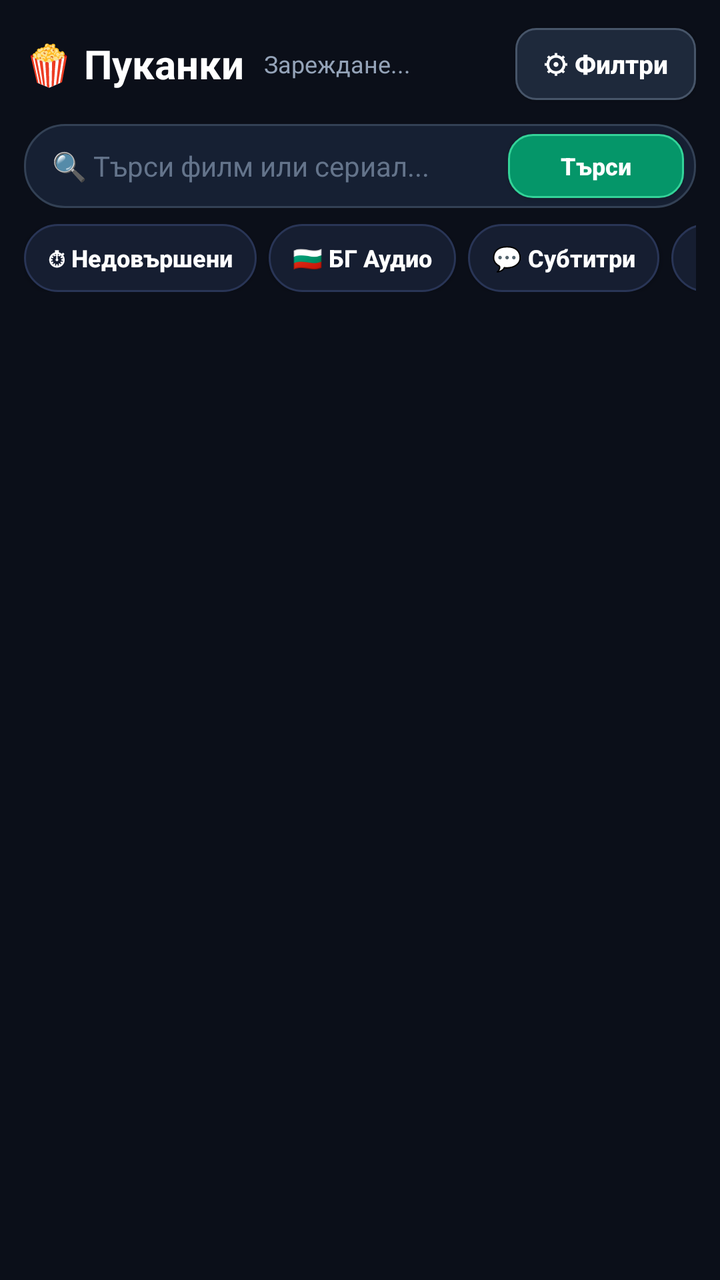
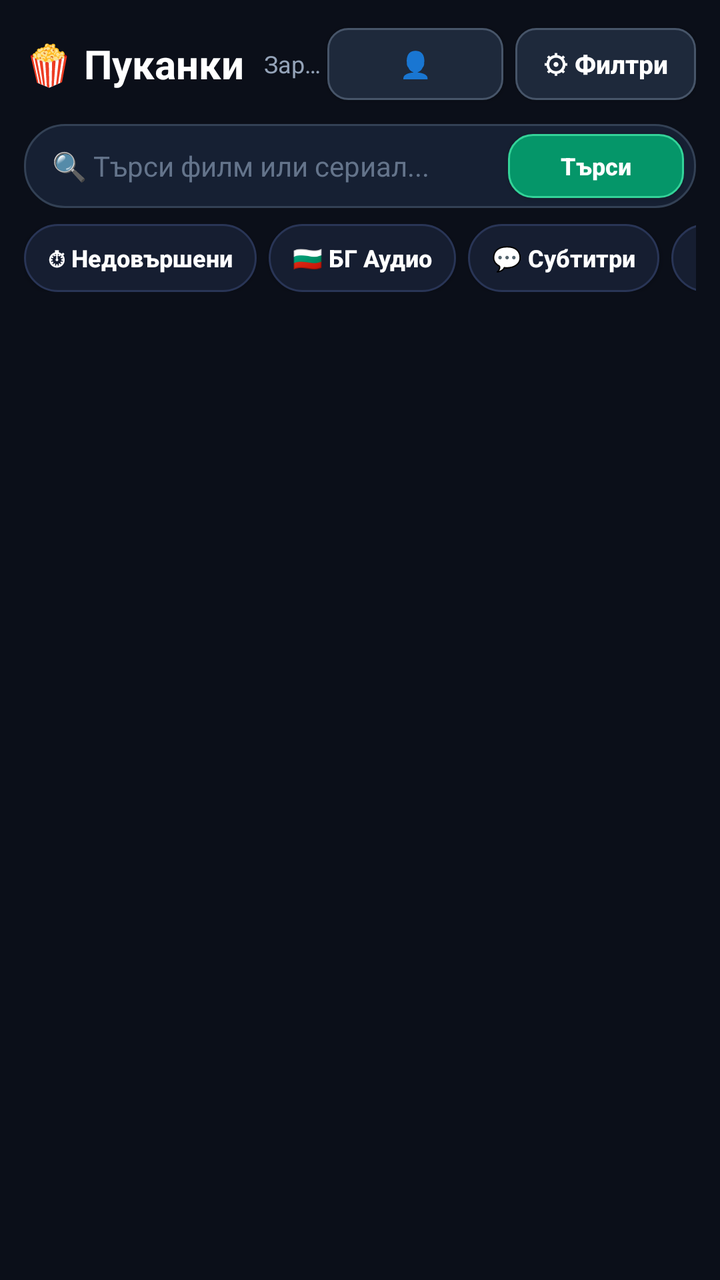

Two renders of the same Android screen: before a commit and after it. Below are the layout's source before the change and the commit's diff.
<!-- AndroidManifest.xml: application theme Theme.PukankiMobile -->
<!-- res/layout/activity_main.xml -->
<?xml version="1.0" encoding="utf-8"?>
<FrameLayout xmlns:android="http://schemas.android.com/apk/res/android"
    android:layout_width="match_parent"
    android:layout_height="match_parent"
    android:background="#0B0F19">

    
    <LinearLayout
        android:id="@+id/browseContainer"
        android:layout_width="match_parent"
        android:layout_height="match_parent"
        android:orientation="vertical"
        android:paddingLeft="12dp"
        android:paddingTop="10dp"
        android:paddingRight="12dp">

        
        <LinearLayout
            android:layout_width="match_parent"
            android:layout_height="44dp"
            android:gravity="center_vertical"
            android:orientation="horizontal">

            <TextView
                android:layout_width="wrap_content"
                android:layout_height="wrap_content"
                android:text="🍿 Пуканки"
                android:textColor="#FFFFFF"
                android:textSize="20sp"
                android:textStyle="bold" />

            <TextView
                android:id="@+id/statusText"
                android:layout_width="0dp"
                android:layout_height="wrap_content"
                android:layout_marginStart="10dp"
                android:layout_weight="1"
                android:ellipsize="end"
                android:maxLines="1"
                android:text="Зареждане..."
                android:textColor="#94A3B8"
                android:textSize="12sp" />

            <Button
                android:id="@+id/openFiltersBtn"
                android:layout_width="wrap_content"
                android:layout_height="36dp"
                android:background="@drawable/bg_btn_secondary"
                android:paddingLeft="14dp"
                android:paddingRight="14dp"
                android:text="⚙ Филтри"
                android:textAllCaps="false"
                android:textColor="#FFFFFF"
                android:textSize="13sp"
                android:textStyle="bold" />
        </LinearLayout>

        
        <LinearLayout
            android:layout_width="match_parent"
            android:layout_height="42dp"
            android:layout_marginTop="8dp"
            android:background="@drawable/bg_search_box"
            android:gravity="center_vertical"
            android:orientation="horizontal"
            android:paddingLeft="14dp"
            android:paddingRight="6dp">

            <EditText
                android:id="@+id/searchInput"
                android:layout_width="0dp"
                android:layout_height="match_parent"
                android:layout_weight="1"
                android:background="@null"
                android:hint="🔍 Търси филм или сериал..."
                android:imeOptions="actionSearch"
                android:inputType="text"
                android:maxLines="1"
                android:textColor="#FFFFFF"
                android:textColorHint="#64748B"
                android:textSize="14sp" />

            <Button
                android:id="@+id/searchClearBtn"
                android:layout_width="34dp"
                android:layout_height="34dp"
                android:background="@android:color/transparent"
                android:text="✕"
                android:textColor="#94A3B8"
                android:textSize="15sp"
                android:visibility="gone" />

            <Button
                android:id="@+id/searchGoBtn"
                android:layout_width="wrap_content"
                android:layout_height="32dp"
                android:background="@drawable/bg_btn_primary"
                android:paddingLeft="12dp"
                android:paddingRight="12dp"
                android:text="Търси"
                android:textAllCaps="false"
                android:textColor="#FFFFFF"
                android:textSize="12sp"
                android:textStyle="bold" />
        </LinearLayout>

        
        <HorizontalScrollView
            android:layout_width="match_parent"
            android:layout_height="wrap_content"
            android:layout_marginTop="8dp"
            android:scrollbars="none">

            <LinearLayout
                android:layout_width="wrap_content"
                android:layout_height="wrap_content"
                android:orientation="horizontal">

                <Button
                    android:id="@+id/tabContinueBtn"
                    android:layout_width="wrap_content"
                    android:layout_height="34dp"
                    android:layout_marginEnd="6dp"
                    android:background="@drawable/bg_tab_selector"
                    android:paddingLeft="12dp"
                    android:paddingRight="12dp"
                    android:text="⏱ Недовършени"
                    android:textAllCaps="false"
                    android:textColor="#FFFFFF"
                    android:textSize="12sp"
                    android:textStyle="bold" />

                <Button
                    android:id="@+id/tabBgBtn"
                    android:layout_width="wrap_content"
                    android:layout_height="34dp"
                    android:layout_marginEnd="6dp"
                    android:background="@drawable/bg_tab_selector"
                    android:paddingLeft="12dp"
                    android:paddingRight="12dp"
                    android:text="🇧🇬 БГ Аудио"
                    android:textAllCaps="false"
                    android:textColor="#FFFFFF"
                    android:textSize="12sp"
                    android:textStyle="bold" />

                <Button
                    android:id="@+id/tabSubBtn"
                    android:layout_width="wrap_content"
                    android:layout_height="34dp"
                    android:layout_marginEnd="6dp"
                    android:background="@drawable/bg_tab_selector"
                    android:paddingLeft="12dp"
                    android:paddingRight="12dp"
                    android:text="💬 Субтитри"
                    android:textAllCaps="false"
                    android:textColor="#FFFFFF"
                    android:textSize="12sp"
                    android:textStyle="bold" />

                <Button
                    android:id="@+id/tabSeriesBtn"
                    android:layout_width="wrap_content"
                    android:layout_height="34dp"
                    android:layout_marginEnd="6dp"
                    android:background="@drawable/bg_tab_selector"
                    android:paddingLeft="12dp"
                    android:paddingRight="12dp"
                    android:text="📺 Сериали"
                    android:textAllCaps="false"
                    android:textColor="#FFFFFF"
                    android:textSize="12sp"
                    android:textStyle="bold" />

                <Button
                    android:id="@+id/tabAllBtn"
                    android:layout_width="wrap_content"
                    android:layout_height="34dp"
                    android:background="@drawable/bg_tab_selector"
                    android:paddingLeft="12dp"
                    android:paddingRight="12dp"
                    android:text="🎬 Всички"
                    android:textAllCaps="false"
                    android:textColor="#FFFFFF"
                    android:textSize="12sp"
                    android:textStyle="bold" />
            </LinearLayout>
        </HorizontalScrollView>

        
        <HorizontalScrollView
            android:id="@+id/activeFiltersScroll"
            android:layout_width="match_parent"
            android:layout_height="wrap_content"
            android:layout_marginTop="6dp"
            android:scrollbars="none"
            android:visibility="gone">

            <LinearLayout
                android:id="@+id/activeFiltersContainer"
                android:layout_width="wrap_content"
                android:layout_height="wrap_content"
                android:gravity="center_vertical"
                android:orientation="horizontal" />
        </HorizontalScrollView>

        
        <FrameLayout
            android:layout_width="match_parent"
            android:layout_height="0dp"
            android:layout_marginTop="6dp"
            android:layout_weight="1">

            <androidx.recyclerview.widget.RecyclerView
                android:id="@+id/moviesRecycler"
                android:layout_width="match_parent"
                android:layout_height="match_parent"
                android:clipToPadding="false"
                android:paddingBottom="24dp" />

            <ProgressBar
                android:id="@+id/mainProgress"
                android:layout_width="44dp"
                android:layout_height="44dp"
                android:layout_gravity="center"
                android:visibility="gone" />

            <TextView
                android:id="@+id/emptyText"
                android:layout_width="wrap_content"
                android:layout_height="wrap_content"
                android:layout_gravity="center"
                android:gravity="center"
                android:padding="24dp"
                android:text="Няма намерени заглавия с тези филтри."
                android:textColor="#94A3B8"
                android:textSize="15sp"
                android:visibility="gone" />
        </FrameLayout>
    </LinearLayout>

    
    <LinearLayout
        android:id="@+id/filtersOverlay"
        android:layout_width="match_parent"
        android:layout_height="match_parent"
        android:background="#F50B0F19"
        android:clickable="true"
        android:focusable="true"
        android:orientation="vertical"
        android:visibility="gone">

        <LinearLayout
            android:layout_width="match_parent"
            android:layout_height="52dp"
            android:background="#141B2D"
            android:gravity="center_vertical"
            android:orientation="horizontal"
            android:paddingLeft="16dp"
            android:paddingRight="12dp">

            <TextView
                android:layout_width="0dp"
                android:layout_height="wrap_content"
                android:layout_weight="1"
                android:text="⚙ Филтри и сортиране"
                android:textColor="#FFFFFF"
                android:textSize="17sp"
                android:textStyle="bold" />

            <Button
                android:id="@+id/filtersCloseBtn"
                android:layout_width="wrap_content"
                android:layout_height="36dp"
                android:background="@android:color/transparent"
                android:text="✕ Затвори"
                android:textAllCaps="false"
                android:textColor="#94A3B8"
                android:textSize="14sp" />
        </LinearLayout>

        <ScrollView
            android:layout_width="match_parent"
            android:layout_height="0dp"
            android:layout_weight="1"
            android:padding="16dp">

            <LinearLayout
                android:layout_width="match_parent"
                android:layout_height="wrap_content"
                android:orientation="vertical">

                
                <TextView
                    android:layout_width="wrap_content"
                    android:layout_height="wrap_content"
                    android:text="Сортиране"
                    android:textColor="#E2E8F0"
                    android:textSize="14sp"
                    android:textStyle="bold" />

                <Spinner
                    android:id="@+id/sortSpinner"
                    android:layout_width="match_parent"
                    android:layout_height="44dp"
                    android:layout_marginTop="6dp"
                    android:background="@drawable/bg_search_box"
                    android:paddingLeft="12dp"
                    android:paddingRight="12dp" />

                
                <TextView
                    android:layout_width="wrap_content"
                    android:layout_height="wrap_content"
                    android:layout_marginTop="16dp"
                    android:text="Жанрове"
                    android:textColor="#E2E8F0"
                    android:textSize="14sp"
                    android:textStyle="bold" />

                <TextView
                    android:layout_width="wrap_content"
                    android:layout_height="wrap_content"
                    android:layout_marginTop="2dp"
                    android:text="1 клик = Включи (зелено) • 2 клика = Изключи (червено) • 3 клика = Изчисти"
                    android:textColor="#94A3B8"
                    android:textSize="11sp" />

                <LinearLayout
                    android:id="@+id/filterGenresWrap"
                    android:layout_width="match_parent"
                    android:layout_height="wrap_content"
                    android:layout_marginTop="8dp"
                    android:orientation="vertical" />

                
                <TextView
                    android:layout_width="wrap_content"
                    android:layout_height="wrap_content"
                    android:layout_marginTop="16dp"
                    android:text="Година на издаване"
                    android:textColor="#E2E8F0"
                    android:textSize="14sp"
                    android:textStyle="bold" />

                <LinearLayout
                    android:layout_width="match_parent"
                    android:layout_height="wrap_content"
                    android:layout_marginTop="6dp"
                    android:orientation="horizontal">

                    <Spinner
                        android:id="@+id/yearFromSpinner"
                        android:layout_width="0dp"
                        android:layout_height="44dp"
                        android:layout_marginEnd="8dp"
                        android:layout_weight="1"
                        android:background="@drawable/bg_search_box"
                        android:paddingLeft="10dp" />

                    <Spinner
                        android:id="@+id/yearToSpinner"
                        android:layout_width="0dp"
                        android:layout_height="44dp"
                        android:layout_weight="1"
                        android:background="@drawable/bg_search_box"
                        android:paddingLeft="10dp" />
                </LinearLayout>

                
                <TextView
                    android:layout_width="wrap_content"
                    android:layout_height="wrap_content"
                    android:layout_marginTop="16dp"
                    android:text="Времетраене"
                    android:textColor="#E2E8F0"
                    android:textSize="14sp"
                    android:textStyle="bold" />

                <Spinner
                    android:id="@+id/durationSpinner"
                    android:layout_width="match_parent"
                    android:layout_height="44dp"
                    android:layout_marginTop="6dp"
                    android:background="@drawable/bg_search_box"
                    android:paddingLeft="12dp" />

                
                <TextView
                    android:layout_width="wrap_content"
                    android:layout_height="wrap_content"
                    android:layout_marginTop="16dp"
                    android:text="Конкретен плеър"
                    android:textColor="#E2E8F0"
                    android:textSize="14sp"
                    android:textStyle="bold" />

                <Spinner
                    android:id="@+id/playerSpinner"
                    android:layout_width="match_parent"
                    android:layout_height="44dp"
                    android:layout_marginTop="6dp"
                    android:layout_marginBottom="20dp"
                    android:background="@drawable/bg_search_box"
                    android:paddingLeft="12dp" />
            </LinearLayout>
        </ScrollView>

        
        <LinearLayout
            android:layout_width="match_parent"
            android:layout_height="wrap_content"
            android:background="#141B2D"
            android:orientation="horizontal"
            android:padding="12dp">

            <Button
                android:id="@+id/filtersResetBtn"
                android:layout_width="0dp"
                android:layout_height="44dp"
                android:layout_marginEnd="10dp"
                android:layout_weight="1"
                android:background="@drawable/bg_btn_secondary"
                android:text="Изчисти"
                android:textAllCaps="false"
                android:textColor="#FFFFFF"
                android:textSize="14sp" />

            <Button
                android:id="@+id/filtersApplyBtn"
                android:layout_width="0dp"
                android:layout_height="44dp"
                android:layout_weight="2"
                android:background="@drawable/bg_btn_primary"
                android:text="Приложи филтрите"
                android:textAllCaps="false"
                android:textColor="#FFFFFF"
                android:textSize="14sp"
                android:textStyle="bold" />
        </LinearLayout>
    </LinearLayout>

    
    <FrameLayout
        android:id="@+id/detailOverlay"
        android:layout_width="match_parent"
        android:layout_height="match_parent"
        android:background="#F50B0F19"
        android:clickable="true"
        android:focusable="true"
        android:visibility="gone">

        <ImageView
            android:id="@+id/detailBackdrop"
            android:layout_width="match_parent"
            android:layout_height="260dp"
            android:alpha="0.35"
            android:scaleType="centerCrop" />

        <ScrollView
            android:layout_width="match_parent"
            android:layout_height="match_parent">

            <LinearLayout
                android:layout_width="match_parent"
                android:layout_height="wrap_content"
                android:orientation="vertical"
                android:padding="18dp">

                <Button
                    android:id="@+id/detailBackBtn"
                    android:layout_width="wrap_content"
                    android:layout_height="38dp"
                    android:background="@drawable/bg_btn_secondary"
                    android:paddingLeft="14dp"
                    android:paddingRight="14dp"
                    android:text="← Назад"
                    android:textAllCaps="false"
                    android:textColor="#FFFFFF"
                    android:textSize="13sp" />

                <LinearLayout
                    android:layout_width="match_parent"
                    android:layout_height="wrap_content"
                    android:layout_marginTop="16dp"
                    android:orientation="horizontal">

                    <ImageView
                        android:id="@+id/detailPoster"
                        android:layout_width="126dp"
                        android:layout_height="188dp"
                        android:background="#1E293B"
                        android:scaleType="centerCrop" />

                    <LinearLayout
                        android:layout_width="0dp"
                        android:layout_height="wrap_content"
                        android:layout_marginStart="14dp"
                        android:layout_weight="1"
                        android:orientation="vertical">

                        <TextView
                            android:id="@+id/detailTitle"
                            android:layout_width="match_parent"
                            android:layout_height="wrap_content"
                            android:text="Заглавие"
                            android:textColor="#FFFFFF"
                            android:textSize="21sp"
                            android:textStyle="bold" />

                        <TextView
                            android:id="@+id/detailMeta"
                            android:layout_width="match_parent"
                            android:layout_height="wrap_content"
                            android:layout_marginTop="8dp"
                            android:lineSpacingExtra="3dp"
                            android:text="2024 • ★ 8.5 • 120 мин"
                            android:textColor="#34D399"
                            android:textSize="13sp"
                            android:textStyle="bold" />
                    </LinearLayout>
                </LinearLayout>

                <Button
                    android:id="@+id/detailPlayBtn"
                    android:layout_width="match_parent"
                    android:layout_height="48dp"
                    android:layout_marginTop="18dp"
                    android:background="@drawable/bg_btn_primary"
                    android:text="▶  ГЛЕДАЙ СЕГА"
                    android:textAllCaps="false"
                    android:textColor="#FFFFFF"
                    android:textSize="16sp"
                    android:textStyle="bold" />

                <TextView
                    android:layout_width="wrap_content"
                    android:layout_height="wrap_content"
                    android:layout_marginTop="16dp"
                    android:text="Избери конкретен плеър:"
                    android:textColor="#94A3B8"
                    android:textSize="13sp" />

                <HorizontalScrollView
                    android:layout_width="match_parent"
                    android:layout_height="wrap_content"
                    android:layout_marginTop="8dp"
                    android:scrollbars="none">

                    <LinearLayout
                        android:id="@+id/detailSourcesContainer"
                        android:layout_width="wrap_content"
                        android:layout_height="wrap_content"
                        android:orientation="horizontal" />
                </HorizontalScrollView>

                <TextView
                    android:id="@+id/detailOverview"
                    android:layout_width="match_parent"
                    android:layout_height="wrap_content"
                    android:layout_marginTop="18dp"
                    android:lineSpacingExtra="4dp"
                    android:text="Описание на филма..."
                    android:textColor="#CBD5E1"
                    android:textSize="14sp" />
            </LinearLayout>
        </ScrollView>
    </FrameLayout>
</FrameLayout>
<!-- resources referenced by this layout -->
<resources>
  <!-- drawable bg_btn_primary (drawable) -->
  <?xml version="1.0" encoding="utf-8"?>
  <selector xmlns:android="http://schemas.android.com/apk/res/android">
      <item android:state_focused="true">
          <shape android:shape="rectangle">
              <solid android:color="#10B981" />
              <stroke android:width="3dp" android:color="#FFFFFF" />
              <corners android:radius="12dp" />
          </shape>
      </item>
      <item>
          <shape android:shape="rectangle">
              <solid android:color="#059669" />
              <stroke android:width="1dp" android:color="#34D399" />
              <corners android:radius="12dp" />
          </shape>
      </item>
  </selector>
  <!-- drawable bg_btn_secondary (drawable) -->
  <?xml version="1.0" encoding="utf-8"?>
  <selector xmlns:android="http://schemas.android.com/apk/res/android">
      <item android:state_focused="true">
          <shape android:shape="rectangle">
              <solid android:color="#7C3AED" />
              <stroke android:width="3dp" android:color="#FFFFFF" />
              <corners android:radius="10dp" />
          </shape>
      </item>
      <item>
          <shape android:shape="rectangle">
              <solid android:color="#1E293B" />
              <stroke android:width="1dp" android:color="#475569" />
              <corners android:radius="10dp" />
          </shape>
      </item>
  </selector>
  <!-- drawable bg_search_box (drawable) -->
  <?xml version="1.0" encoding="utf-8"?>
  <shape xmlns:android="http://schemas.android.com/apk/res/android" android:shape="rectangle">
      <solid android:color="#162033" />
      <stroke android:width="1dp" android:color="#334155" />
      <corners android:radius="20dp" />
  </shape>
  <!-- drawable bg_tab_selector (drawable) -->
  <?xml version="1.0" encoding="utf-8"?>
  <selector xmlns:android="http://schemas.android.com/apk/res/android">
      <item android:state_focused="true">
          <shape android:shape="rectangle">
              <solid android:color="#7C3AED" />
              <stroke android:width="2dp" android:color="#FFFFFF" />
              <corners android:radius="20dp" />
          </shape>
      </item>
      <item android:state_selected="true">
          <shape android:shape="rectangle">
              <solid android:color="#5B21B6" />
              <stroke android:width="1dp" android:color="#A78BFA" />
              <corners android:radius="20dp" />
          </shape>
      </item>
      <item>
          <shape android:shape="rectangle">
              <solid android:color="#161E31" />
              <stroke android:width="1dp" android:color="#293556" />
              <corners android:radius="20dp" />
          </shape>
      </item>
  </selector>
  <style name="Theme.PukankiMobile" parent="Theme.AppCompat.NoActionBar">
          <item name="android:windowBackground">#0B0F19</item>
          <item name="android:colorPrimary">#7C3AED</item>
          <item name="android:colorPrimaryDark">#0B0F19</item>
          <item name="android:colorAccent">#10B981</item>
          <item name="android:statusBarColor">#0B0F19</item>
          <item name="android:navigationBarColor">#0B0F19</item>
      </style>
</resources>

<!-- the commit's change to res/layout/activity_main.xml (unified diff, before → after) -->
@@ -40,6 +40,20 @@
                 android:text="Зареждане..."
                 android:textColor="#94A3B8"
                 android:textSize="12sp" />
+
+            <Button
+                android:id="@+id/openProfileBtn"
+                android:layout_width="wrap_content"
+                android:layout_height="36dp"
+                android:layout_marginEnd="6dp"
+                android:background="@drawable/bg_btn_secondary"
+                android:paddingLeft="10dp"
+                android:paddingRight="10dp"
+                android:text="👤"
+                android:textAllCaps="false"
+                android:textColor="#FFFFFF"
+                android:textSize="13sp"
+                android:textStyle="bold" />
 
             <Button
                 android:id="@+id/openFiltersBtn"
